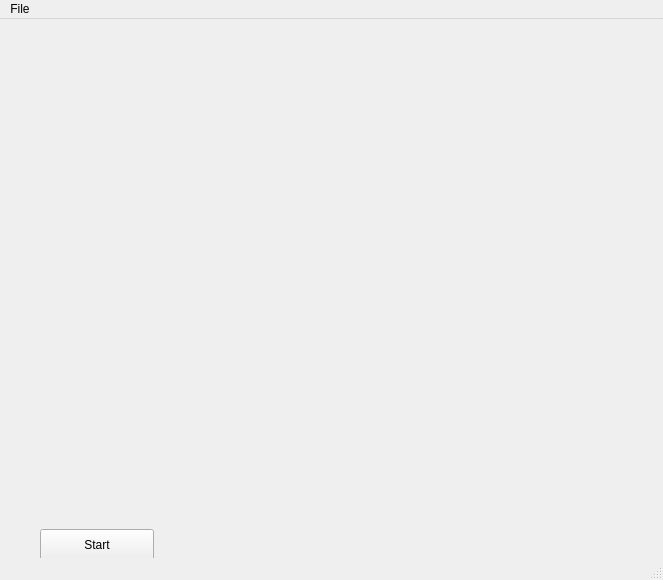
The window that qx.ui (CaspianRobotics/vCam) describes before a commit, drawn with Qt 5.
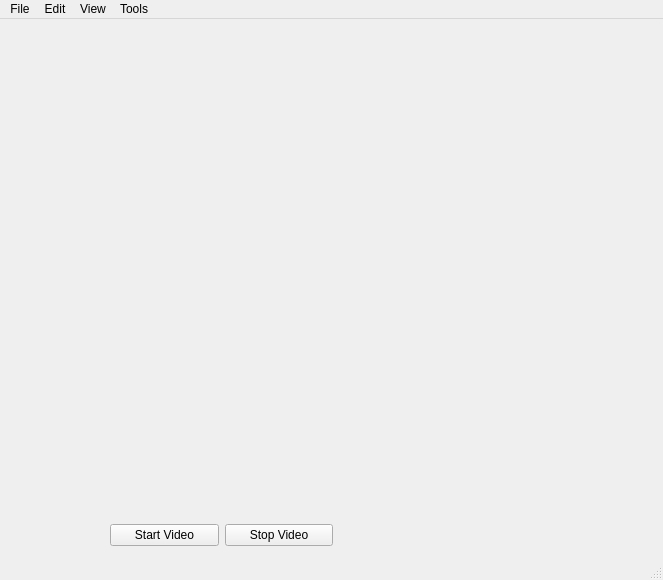
The same window after the commit.

```diff
--- a/qx.ui
+++ b/qx.ui
@@ -33,18 +33,31 @@
      <number>-1</number>
     </property>
    </widget>
-   <widget class="QPushButton" name="startButton">
+   <widget class="QWidget" name="layoutWidget">
     <property name="geometry">
      <rect>
-      <x>40</x>
-      <y>510</y>
-      <width>114</width>
+      <x>110</x>
+      <y>500</y>
+      <width>223</width>
       <height>32</height>
      </rect>
     </property>
-    <property name="text">
-     <string>Start</string>
-    </property>
+    <layout class="QHBoxLayout" name="horizontalLayout">
+     <item>
+      <widget class="QPushButton" name="startVideoButton">
+       <property name="text">
+        <string>Start Video</string>
+       </property>
+      </widget>
+     </item>
+     <item>
+      <widget class="QPushButton" name="stopVideoButton">
+       <property name="text">
+        <string>Stop Video</string>
+       </property>
+      </widget>
+     </item>
+    </layout>
    </widget>
   </widget>
   <widget class="QMenuBar" name="menubar">
@@ -63,7 +76,26 @@
     <addaction name="actionOpen"/>
     <addaction name="actionClose"/>
    </widget>
+   <widget class="QMenu" name="menuEdit">
+    <property name="title">
+     <string>Edit</string>
+    </property>
+   </widget>
+   <widget class="QMenu" name="menuView">
+    <property name="title">
+     <string>View</string>
+    </property>
+   </widget>
+   <widget class="QMenu" name="menuTools">
+    <property name="title">
+     <string>Tools</string>
+    </property>
+    <addaction name="actionConfiguration"/>
+   </widget>
    <addaction name="menuFile"/>
+   <addaction name="menuEdit"/>
+   <addaction name="menuView"/>
+   <addaction name="menuTools"/>
   </widget>
   <widget class="QStatusBar" name="statusbar"/>
   <action name="actionOpen">
```
Left out of the diff: 35 changed lines with no effect on the pictures.
